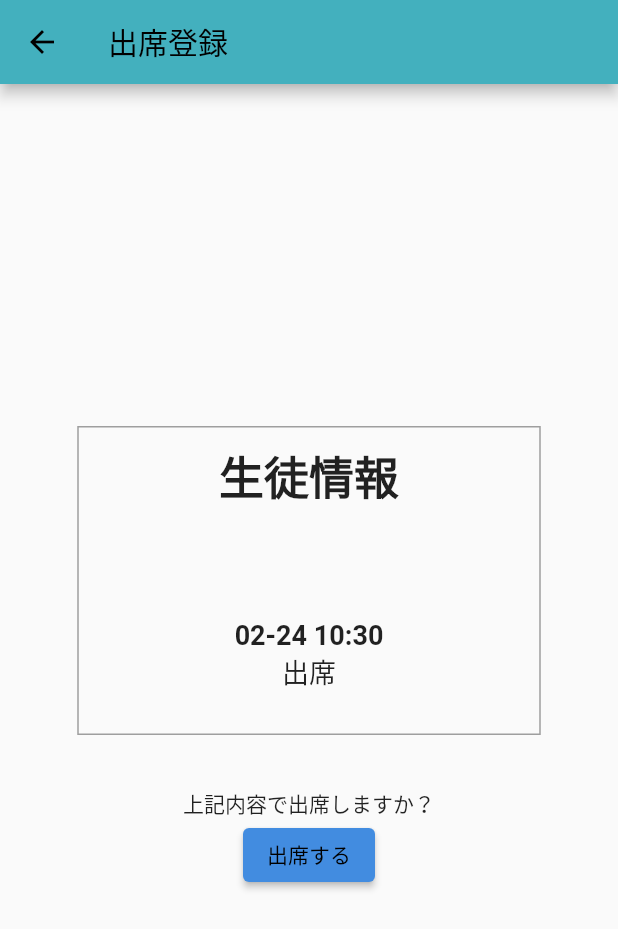
After one commit to secretused/student_attendance_app, a Flutter app: the AttendaveRegister screen opened directly, on a phone screen of 412 x 824 dp. The commit adds this screen. Shown: the top 929 px of the screen. Run offline on Flutter 3.47's test engine with Material 2 defaults, Android fonts, the light colour scheme and no system bars; our stand-ins replace cloud_firestore, firebase_auth, firebase_core; missing offline and left inert: flutter_barcode_scanner; accounts and stored records are empty.

Commit message:
create attendance system

```diff
--- a/lib/authentication/register_user.dart
+++ b/lib/authentication/register_user.dart
@@ -65,7 +65,7 @@ class RegisterPage extends StatelessWidget {
                           },
                         ),
                         SizedBox(
-                          height: 20,
+                          height: 10,
                         ),
                         TextField(
                           controller: model.titleController,
@@ -86,7 +86,7 @@ class RegisterPage extends StatelessWidget {
                           },
                         ),
                         SizedBox(
-                          height: 16,
+                          height: 13,
                         ),
                         ElevatedButton(
                           style: ElevatedButton.styleFrom(
--- /dev/null
+++ b/lib/scan_qr_code/attendance_register.dart
@@ -0,0 +1,139 @@
+import 'package:attendanc_management_app/scan_qr_code/qr_model.dart';
+import 'package:cloud_firestore/cloud_firestore.dart';
+import 'package:firebase_auth/firebase_auth.dart';
+import 'package:flutter/material.dart';
+import 'package:intl/intl.dart';
+import 'package:provider/provider.dart';
+
+import '../mypage/my_model.dart';
+// import 'package:cloud_firestore/cloud_firestore.dart';
+
+class AttendaveRegister extends StatelessWidget {
+  String? uid;
+  String? email;
+  String? name;
+  String? attendance;
+  String? createdAt = DateFormat('MM-dd HH:mm').format(DateTime.now());
+  final currentUser = FirebaseAuth.instance.currentUser;
+
+  @override
+  Widget build(BuildContext context) {
+    this.uid = currentUser!.uid;
+    this.email = currentUser!.email;
+    this.name = currentUser!.displayName;
+    this.attendance = "出席";
+
+    final double deviceWidth = MediaQuery.of(context).size.width;
+    final double deviceHeight = MediaQuery.of(context).size.height;
+    return ChangeNotifierProvider<QRModel>(
+      create: (_) => QRModel(),
+      child: Scaffold(
+        appBar: AppBar(
+          title: Text("出席登録"),
+          backgroundColor: Color.fromARGB(255, 67, 176, 190),
+        ),
+        body: Center(
+          child: Container(
+            height: deviceHeight * 0.5,
+            width: double.infinity,
+            child: Consumer<QRModel>(builder: (context, model, child) {
+              return Stack(children: [
+                Padding(
+                  padding: const EdgeInsets.only(top: 50.0),
+                  child: Column(
+                    children: [
+                      Row(
+                        mainAxisAlignment: MainAxisAlignment.center,
+                        children: [
+                          Container(
+                            height: deviceHeight * 0.25,
+                            width: deviceWidth * 0.75,
+                            decoration: BoxDecoration(
+                              border: Border.all(color: Colors.grey),
+                            ),
+                            child: Column(children: [
+                              SizedBox(
+                                height: 10,
+                              ),
+                              Text(
+                                "生徒情報",
+                                style: TextStyle(
+                                    fontSize: 30, fontWeight: FontWeight.bold),
+                              ),
+                              SizedBox(
+                                height: 10,
+                              ),
+                              Text(
+                                "$name",
+                                style: TextStyle(
+                                  fontSize: 20,
+                                ),
+                              ),
+                              Text(
+                                "$email",
+                                style: TextStyle(
+                                  fontSize: 18,
+                                ),
+                              ),
+                              SizedBox(
+                                height: 20,
+                              ),
+                              Text(
+                                "$createdAt",
+                                style: TextStyle(
+                                    fontSize: 18, fontWeight: FontWeight.bold),
+                              ),
+                              Text(
+                                "$attendance",
+                                style: TextStyle(
+                                  fontSize: 18,
+                                ),
+                              ),
+                            ]),
+                          ),
+                        ],
+                      ),
+                      SizedBox(
+                        height: 35,
+                      ),
+                      Text("上記内容で出席しますか？"),
+                      ElevatedButton(
+                        style: ElevatedButton.styleFrom(
+                          primary: Color.fromARGB(255, 66, 140, 224),
+                          onPrimary: Colors.black,
+                        ),
+                        onPressed: () async {
+                          model.startLoading();
+                          model.setName(name!);
+                          model.setUid(uid!);
+                          model.setAttendance(attendance!);
+
+                          // 追加の処理
+                          try {
+                            await model.signUp();
+                            Navigator.popUntil(
+                                context, (route) => route.isFirst);
+                          } catch (e) {
+                            final snackBar = SnackBar(
+                              backgroundColor: Colors.red,
+                              content: Text(e.toString()),
+                            );
+                            ScaffoldMessenger.of(context)
+                                .showSnackBar(snackBar);
+                          } finally {
+                            model.endLoading();
+                          }
+                        },
+                        child: Text('出席する'),
+                      ),
+                    ],
+                  ),
+                ),
+              ]);
+            }),
+          ),
+        ),
+      ),
+    );
+  }
+}
--- a/pubspec.yaml
+++ b/pubspec.yaml
@@ -39,6 +39,8 @@ dependencies:
   cupertino_icons: ^1.0.2
   quiver: ^3.0.1+1
   qr_code_scanner: ^0.6.1
+  flutter_barcode_scanner: ^2.0.0
+  intl: ^0.17.0
   permission_handler: ^9.0.1
 
 dev_dependencies:
```
Also changed, not shown: lib/authentication/register_model.dart (+10 -3 lines), lib/main.dart (+8 -6 lines), lib/scan_qr_code/qr_code.dart (+58 -93 lines), lib/scan_qr_code/qr_home.dart (added, +57 -0 lines), lib/scan_qr_code/qr_model.dart (+15 -16 lines), sample.txt (+158 -0 lines).
